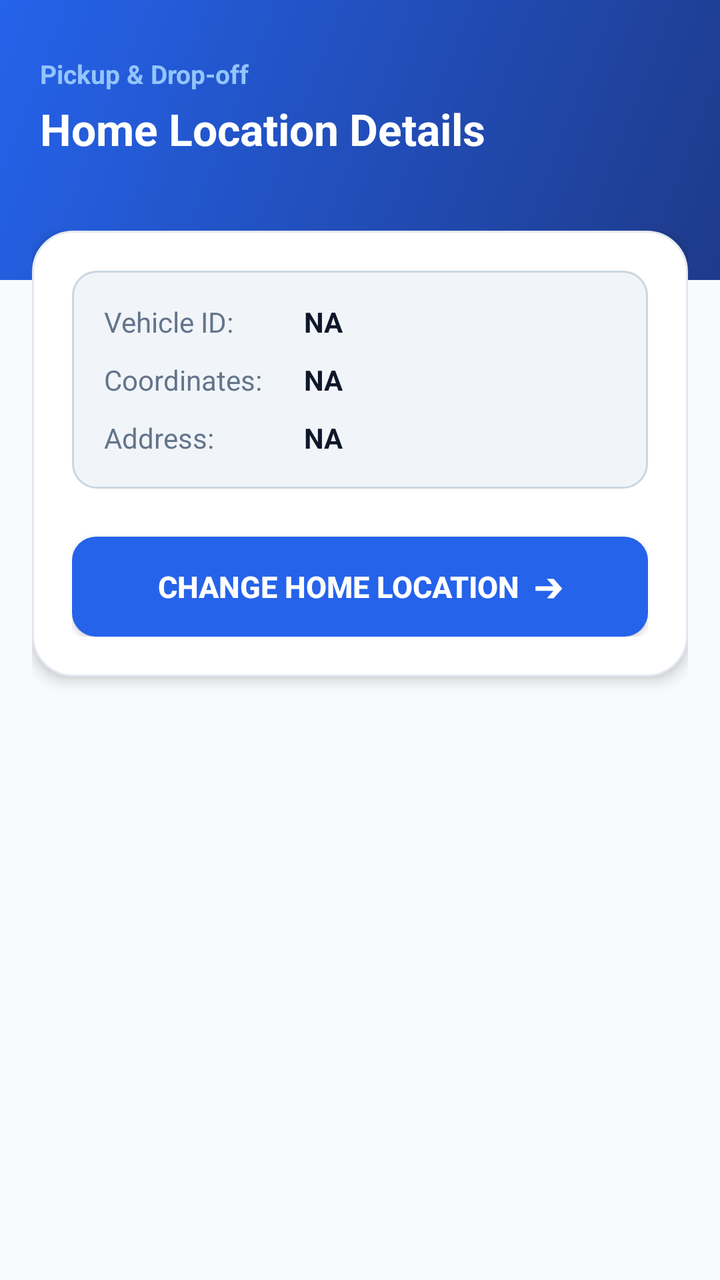
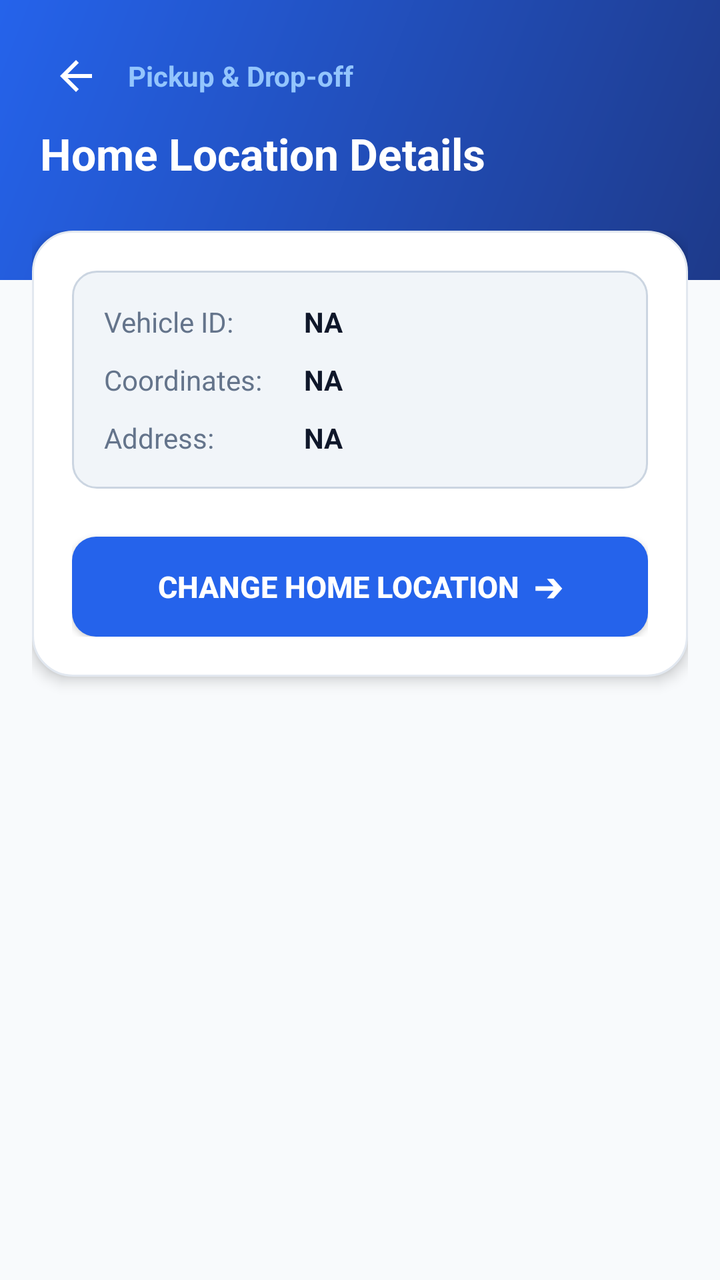

Two renders of the same Android screen: before a commit and after it. Below are the layout's source before the change and the commit's diff.
<!-- AndroidManifest.xml: application theme AppTheme -->
<!-- res/layout/home_location.xml -->
<?xml version="1.0" encoding="utf-8"?>
<RelativeLayout xmlns:android="http://schemas.android.com/apk/res/android"
    android:layout_width="match_parent"
    android:layout_height="match_parent"
    android:background="#F8FAFC">

    
    <LinearLayout
        android:id="@+id/header_container"
        android:layout_width="match_parent"
        android:layout_height="140dp"
        android:background="@drawable/bg_header_blue"
        android:orientation="vertical"
        android:paddingHorizontal="20dp"
        android:paddingTop="28dp">

        <TextView
            android:layout_width="wrap_content"
            android:layout_height="wrap_content"
            android:text="Pickup &amp; Drop-off"
            android:textColor="#93C5FD"
            android:textSize="13sp"
            android:textStyle="bold" />

        <TextView
            android:layout_width="wrap_content"
            android:layout_height="wrap_content"
            android:layout_marginTop="4dp"
            android:text="Home Location Details"
            android:textColor="#FFFFFF"
            android:textSize="22sp"
            android:textStyle="bold" />
    </LinearLayout>

    <ScrollView
        android:layout_width="match_parent"
        android:layout_height="match_parent"
        android:layout_below="@id/header_container"
        android:layout_marginTop="-25dp"
        android:fillViewport="true">

        <LinearLayout
            android:layout_width="match_parent"
            android:layout_height="wrap_content"
            android:orientation="vertical"
            android:paddingHorizontal="16dp"
            android:paddingBottom="24dp">

            <LinearLayout
                android:layout_width="match_parent"
                android:layout_height="wrap_content"
                android:background="@drawable/bg_login_card"
                android:elevation="4dp"
                android:orientation="vertical"
                android:padding="20dp">

                
                <LinearLayout
                    android:layout_width="match_parent"
                    android:layout_height="wrap_content"
                    android:layout_marginBottom="24dp"
                    android:background="@drawable/bg_phone_input"
                    android:orientation="vertical"
                    android:padding="16dp">

                    <LinearLayout
                        android:layout_width="match_parent"
                        android:layout_height="wrap_content"
                        android:layout_marginBottom="10dp"
                        android:orientation="horizontal">

                        <TextView
                            android:layout_width="100dp"
                            android:layout_height="wrap_content"
                            android:text="Vehicle ID:"
                            android:textColor="#64748B"
                            android:textSize="14sp" />

                        <TextView
                            android:id="@+id/vehicleid"
                            android:layout_width="wrap_content"
                            android:layout_height="wrap_content"
                            android:text="NA"
                            android:textColor="#0F172A"
                            android:textSize="14sp"
                            android:textStyle="bold" />
                    </LinearLayout>

                    <LinearLayout
                        android:layout_width="match_parent"
                        android:layout_height="wrap_content"
                        android:layout_marginBottom="10dp"
                        android:orientation="horizontal">

                        <TextView
                            android:layout_width="100dp"
                            android:layout_height="wrap_content"
                            android:text="Coordinates:"
                            android:textColor="#64748B"
                            android:textSize="14sp" />

                        <TextView
                            android:id="@+id/latlng"
                            android:layout_width="wrap_content"
                            android:layout_height="wrap_content"
                            android:text="NA"
                            android:textColor="#0F172A"
                            android:textSize="14sp"
                            android:textStyle="bold" />
                    </LinearLayout>

                    <LinearLayout
                        android:layout_width="match_parent"
                        android:layout_height="wrap_content"
                        android:orientation="horizontal">

                        <TextView
                            android:layout_width="100dp"
                            android:layout_height="wrap_content"
                            android:text="Address:"
                            android:textColor="#64748B"
                            android:textSize="14sp" />

                        <TextView
                            android:id="@+id/address"
                            android:layout_width="wrap_content"
                            android:layout_height="wrap_content"
                            android:text="NA"
                            android:textColor="#0F172A"
                            android:textSize="14sp"
                            android:textStyle="bold" />
                    </LinearLayout>
                </LinearLayout>

                
                <androidx.appcompat.widget.AppCompatButton
                    android:id="@+id/btnChangeLocation"
                    android:layout_width="match_parent"
                    android:layout_height="50dp"
                    android:background="@drawable/bg_login_button"
                    android:elevation="2dp"
                    android:text="CHANGE HOME LOCATION  ➔"
                    android:textColor="#FFFFFF"
                    android:textSize="15sp"
                    android:textStyle="bold" />

            </LinearLayout>
        </LinearLayout>
    </ScrollView>
</RelativeLayout>
<!-- resources referenced by this layout -->
<resources>
  <!-- drawable bg_header_blue (drawable) -->
  <?xml version="1.0" encoding="utf-8"?>
  <shape xmlns:android="http://schemas.android.com/apk/res/android">
      <gradient
          android:startColor="#1E3A8A"
          android:endColor="#2563EB"
          android:angle="135"/>
  </shape>
  <!-- drawable bg_login_button (drawable) -->
  <?xml version="1.0" encoding="utf-8"?>
  <selector xmlns:android="http://schemas.android.com/apk/res/android">
      <item android:state_pressed="true">
          <shape>
              <solid android:color="#1D4ED8" />
              <corners android:radius="12dp" />
          </shape>
      </item>
      <item>
          <shape>
              <solid android:color="#2563EB" />
              <corners android:radius="12dp" />
          </shape>
      </item>
  </selector>
  <!-- drawable bg_login_card (drawable) -->
  <?xml version="1.0" encoding="utf-8"?>
  <shape xmlns:android="http://schemas.android.com/apk/res/android">
      <solid android:color="#FFFFFF" />
      <corners android:radius="20dp" />
      <stroke android:width="1dp" android:color="#E2E8F0" />
  </shape>
  <!-- drawable bg_phone_input (drawable) -->
  <?xml version="1.0" encoding="utf-8"?>
  <shape xmlns:android="http://schemas.android.com/apk/res/android">
      <solid android:color="#F1F5F9" />
      <corners android:radius="12dp" />
      <stroke android:width="1dp" android:color="#CBD5E1" />
  </shape>
  <style name="AppTheme" parent="Theme.AppCompat.Light.DarkActionBar">
          
          <item name="colorPrimary">@color/colorPrimary</item>
          <item name="colorPrimaryDark">@color/colorPrimaryDark</item>
          <item name="colorAccent">@color/colorAccent</item>
      </style>
  <color name="colorPrimary">#3F51B5</color>
  <color name="colorPrimaryDark">#303F9F</color>
  <color name="colorAccent">#6495ED</color>
</resources>

<!-- the commit's change to res/layout/home_location.xml (unified diff, before → after) -->
@@ -12,20 +12,37 @@
         android:background="@drawable/bg_header_blue"
         android:orientation="vertical"
         android:paddingHorizontal="20dp"
-        android:paddingTop="28dp">
+        android:paddingTop="20dp">
+
+        
+        <LinearLayout
+            android:layout_width="match_parent"
+            android:layout_height="wrap_content"
+            android:gravity="center_vertical"
+            android:orientation="horizontal">
+
+            <ImageView
+                android:id="@+id/btn_back"
+                android:layout_width="36dp"
+                android:layout_height="36dp"
+                android:background="?attr/selectableItemBackgroundBorderless"
+                android:padding="6dp"
+                android:src="@drawable/ic_back_arrow_white" />
+
+            <TextView
+                android:layout_width="wrap_content"
+                android:layout_height="wrap_content"
+                android:layout_marginStart="8dp"
+                android:text="Pickup &amp; Drop-off"
+                android:textColor="#93C5FD"
+                android:textSize="14sp"
+                android:textStyle="bold" />
+        </LinearLayout>
 
         <TextView
             android:layout_width="wrap_content"
             android:layout_height="wrap_content"
-            android:text="Pickup &amp; Drop-off"
-            android:textColor="#93C5FD"
-            android:textSize="13sp"
-            android:textStyle="bold" />
-
-        <TextView
-            android:layout_width="wrap_content"
-            android:layout_height="wrap_content"
-            android:layout_marginTop="4dp"
+            android:layout_marginTop="6dp"
             android:text="Home Location Details"
             android:textColor="#FFFFFF"
             android:textSize="22sp"
<!-- resource entries referenced after the edit -->
@@ -38,6 +38,16 @@
       <corners android:radius="12dp" />
       <stroke android:width="1dp" android:color="#CBD5E1" />
   </shape>
+  <!-- drawable ic_back_arrow_white (drawable) -->
+  <vector xmlns:android="http://schemas.android.com/apk/res/android"
+      android:width="24dp"
+      android:height="24dp"
+      android:viewportWidth="24"
+      android:viewportHeight="24">
+    <path
+        android:fillColor="#FFFFFF"
+        android:pathData="M20,11H7.83l5.59,-5.59L12,4l-8,8 8,8 1.41,-1.41L7.83,13H20v-2z"/>
+  </vector>
   <style name="AppTheme" parent="Theme.AppCompat.Light.DarkActionBar">
           
           <item name="colorPrimary">@color/colorPrimary</item>
